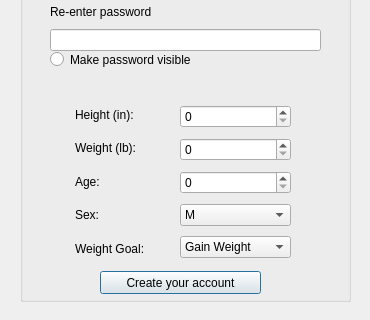
This is usercreation.ui in kevinlucas23/getFit as Qt 5 draws it before an edit; both pictures show x 0 to 370 and y 239 to 559 of the 370 by 559 pixel window. The edited form follows.
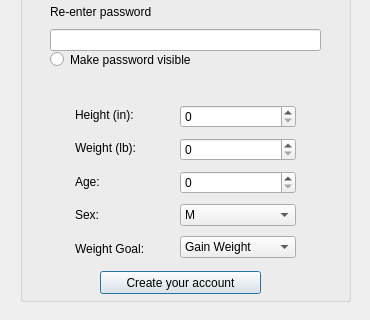
This is the edited form.

```diff
--- a/usercreation.ui
+++ b/usercreation.ui
@@ -212,7 +212,7 @@
      <rect>
       <x>160</x>
       <y>330</y>
-      <width>111</width>
+      <width>116</width>
       <height>161</height>
      </rect>
     </property>
```
